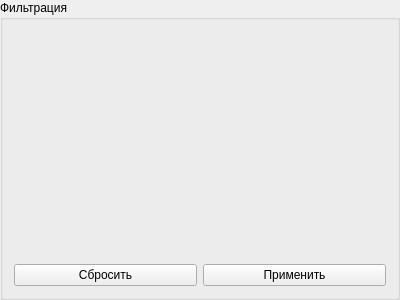
Qt form app/ui/assets/filter.ui (NTO-2nd-stage-ABP/ccms) before a commit.
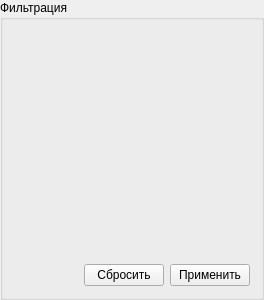
The same form after that commit.

Patch:
```diff
--- a/app/ui/assets/filter.ui
+++ b/app/ui/assets/filter.ui
@@ -6,7 +6,7 @@
    <rect>
     <x>0</x>
     <y>0</y>
-    <width>400</width>
+    <width>264</width>
     <height>300</height>
    </rect>
   </property>
@@ -35,6 +35,19 @@
    </item>
    <item>
     <layout class="QHBoxLayout" name="horizontalLayout">
+     <item>
+      <spacer name="horizontalSpacer">
+       <property name="orientation">
+        <enum>Qt::Horizontal</enum>
+       </property>
+       <property name="sizeHint" stdset="0">
+        <size>
+         <width>40</width>
+         <height>20</height>
+        </size>
+       </property>
+      </spacer>
+     </item>
      <item>
       <widget class="QPushButton" name="resetButton">
        <property name="text">
```
